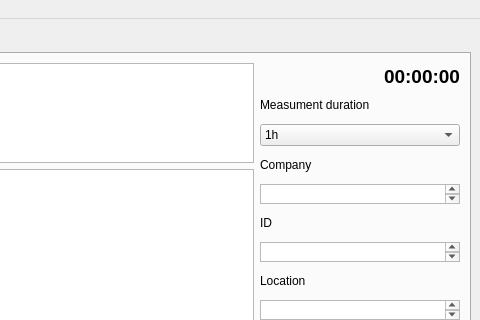
Old version of the form serial_port.ui in the repository dnovichkov/serial_port_reading; both pictures show x 584 to 1064 and y 0 to 320 of the 1064 by 886 pixel window.
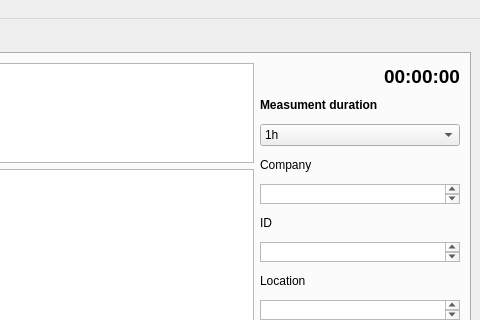
New version of the form.

Commit message: Chang duration label style

The edit to the form file:
```diff
--- a/serial_port.ui
+++ b/serial_port.ui
@@ -99,6 +99,12 @@
               <height>20</height>
              </size>
             </property>
+            <property name="font">
+             <font>
+              <weight>75</weight>
+              <bold>true</bold>
+             </font>
+            </property>
             <property name="text">
              <string>Measument duration</string>
             </property>
```
The commit also changes 1 other file.
